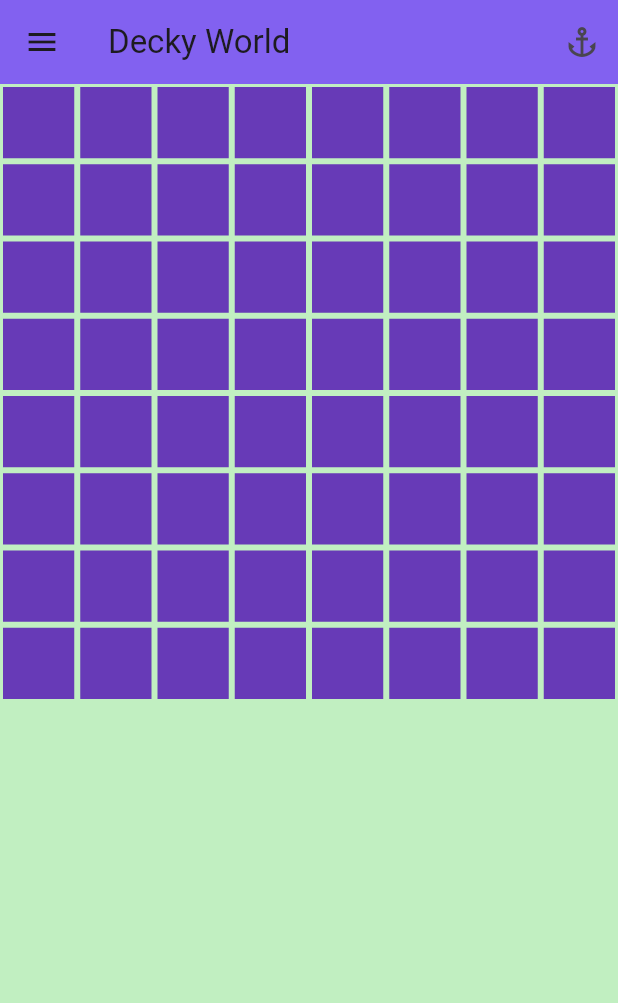
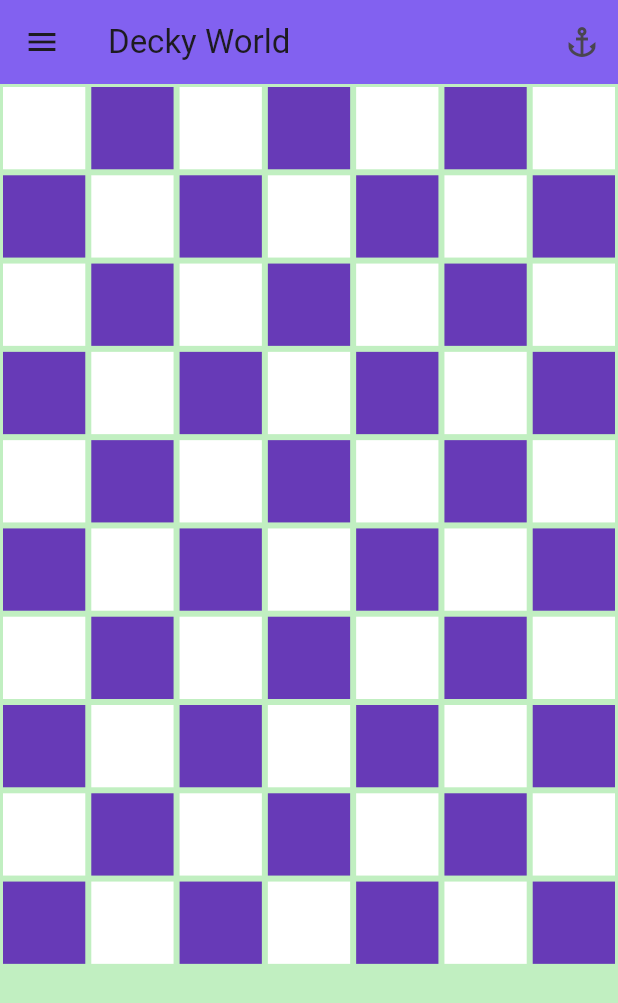
Before and after one commit to KatrinaHuberJuma/learning-flutter, a Flutter app: the screen it shows after launch, on a phone screen of 412 x 824 dp. Shown: the top 1003 px of the screen. Run offline on Flutter 3.47's test engine with Material 3 defaults, Android fonts, the phone set to English and light mode, and no system bars.

Commit message:
Fun with a ternary checker pattern! Just for fun

```diff
--- a/lib/main.dart
+++ b/lib/main.dart
@@ -28,12 +28,12 @@ class MyApp extends StatelessWidget {
           ]
         ),
         body: GridView.builder(
-          itemCount: 64,
+          itemCount: 70,
           gridDelegate:
             // how many in each row
-            SliverGridDelegateWithFixedCrossAxisCount(crossAxisCount: 8),
+            SliverGridDelegateWithFixedCrossAxisCount(crossAxisCount: 7),
           itemBuilder: (context, index) => Container(
-            color: Colors.deepPurple,
+            color: (index % 2 == 0) ? Colors.white : Colors.deepPurple,
             margin: EdgeInsets.all(2),
             )
           )
```
